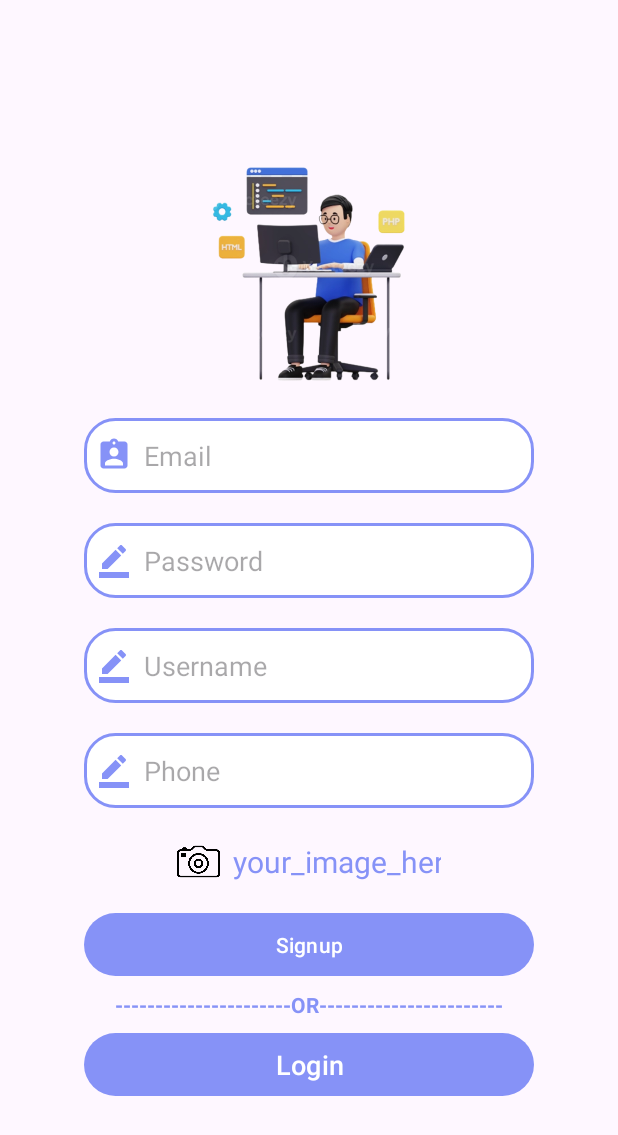
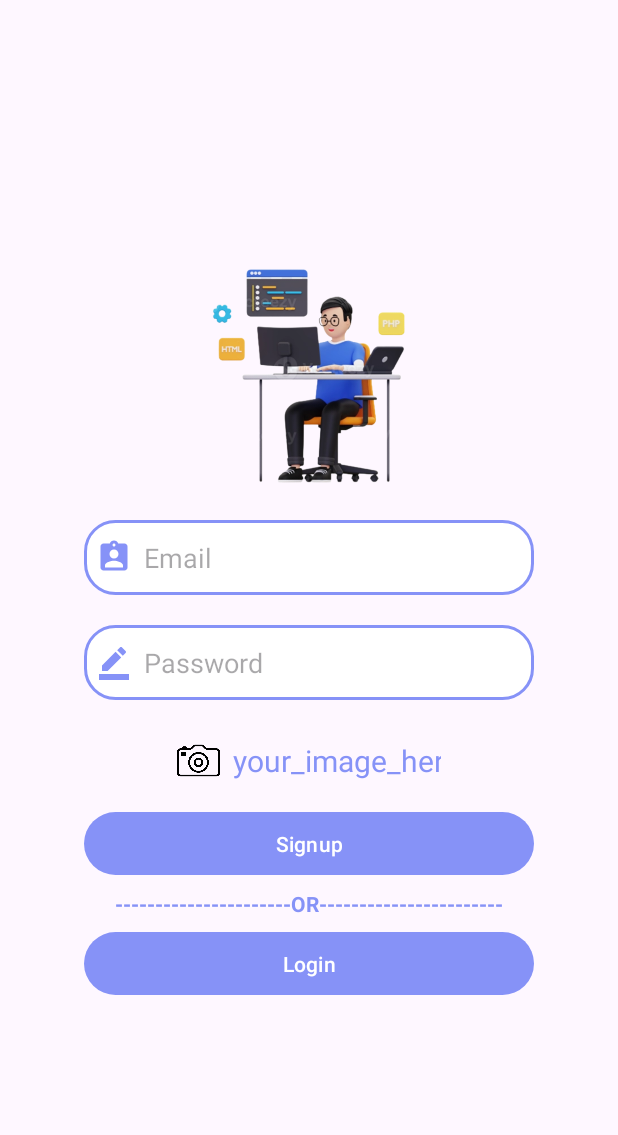
Before and after one commit to TayyabNadeem1/Travel-Buddy-Android-App-, an Android app: the SignupActivity screen opened directly, with no data from a screen before it, after a tap on "Signup", on a phone screen of 412 x 824 dp. Shown: the top 1135 px of the screen. Run offline under Robolectric (Android 15) with nearby library versions, the phone set to English and light mode, and no system bars; our stand-ins replace Firebase (no records; nobody signed in at launch, a user with empty details on screens opened directly); libraries missing offline, so code that uses them is left out: com.makeramen.roundedimageview; plain views replace RoundedImageView; 1 statement that could not run was skipped.

```diff
--- a/app/src/main/java/com/example/travel_buddy/SignupActivity.java
+++ b/app/src/main/java/com/example/travel_buddy/SignupActivity.java
@@ -8,6 +8,7 @@ import android.net.Uri;
 import android.os.Bundle;
 import android.provider.MediaStore;
 import android.util.Base64;
+import android.util.Log;
 import android.view.View;
 import android.widget.Button;
 import android.widget.EditText;
@@ -120,8 +121,8 @@ public class SignupActivity extends AppCompatActivity {
     }
 
     private void registerUser(final String email, final String password) {
-        if (email.isEmpty() || password.isEmpty()) {
-            Toast.makeText(SignupActivity.this, "Email and password cannot be empty", Toast.LENGTH_SHORT).show();
+        if (email.isEmpty() || password.isEmpty() || encodedImage.isEmpty()) {
+            Toast.makeText(SignupActivity.this, "Please fill in all fields and upload a picture", Toast.LENGTH_SHORT).show();
             return;
         }
 
@@ -137,6 +138,7 @@ public class SignupActivity extends AppCompatActivity {
                             Toast.makeText(SignupActivity.this, "Registration successful", Toast.LENGTH_SHORT).show();
                             Intent intent = new Intent(SignupActivity.this, FeedDisplay.class);
                             intent.putExtra("encodedImage", encodedImage);
+                            Log.d(encodedImage,"encodedImage");
                             startActivity(intent);
                             finish();
                         } else {
--- a/app/src/main/res/layout/activity_signup.xml
+++ b/app/src/main/res/layout/activity_signup.xml
@@ -46,31 +46,32 @@
                 android:hint="Password"
                 android:drawableLeft="@drawable/ic_password"
                 android:drawablePadding="8dp"
-                android:background="@drawable/edittext_bkg"/>
+                android:background="@drawable/edittext_bkg"
+                android:layout_marginBottom="20dp"/>
 
-            <EditText
-                android:layout_width="300dp"
-                android:layout_height="50dp"
-                android:layout_gravity="center"
-                android:id="@+id/signup_username"
-                android:layout_marginTop="20dp"
-                android:padding="8dp"
-                android:hint="Username"
-                android:drawableLeft="@drawable/ic_password"
-                android:drawablePadding="8dp"
-                android:background="@drawable/edittext_bkg"/>
-            <EditText
-                android:layout_width="300dp"
-                android:layout_height="50dp"
-                android:layout_gravity="center"
-                android:id="@+id/signup_phone"
-                android:layout_marginTop="20dp"
-                android:padding="8dp"
-                android:hint="Phone"
-                android:drawableLeft="@drawable/ic_password"
-                android:drawablePadding="8dp"
-                android:layout_marginBottom="15dp"
-                android:background="@drawable/edittext_bkg"/>
+<!--            <EditText-->
+<!--                android:layout_width="300dp"-->
+<!--                android:layout_height="50dp"-->
+<!--                android:layout_gravity="center"-->
+<!--                android:id="@+id/signup_username"-->
+<!--                android:layout_marginTop="20dp"-->
+<!--                android:padding="8dp"-->
+<!--                android:hint="Username"-->
+<!--                android:drawableLeft="@drawable/ic_password"-->
+<!--                android:drawablePadding="8dp"-->
+<!--                android:background="@drawable/edittext_bkg"/>-->
+<!--            <EditText-->
+<!--                android:layout_width="300dp"-->
+<!--                android:layout_height="50dp"-->
+<!--                android:layout_gravity="center"-->
+<!--                android:id="@+id/signup_phone"-->
+<!--                android:layout_marginTop="20dp"-->
+<!--                android:padding="8dp"-->
+<!--                android:hint="Phone"-->
+<!--                android:drawableLeft="@drawable/ic_password"-->
+<!--                android:drawablePadding="8dp"-->
+<!--                android:layout_marginBottom="15dp"-->
+<!--                android:background="@drawable/edittext_bkg"/>-->
 
             <FrameLayout
                 android:id="@+id/layoutImage"
@@ -123,7 +124,7 @@
                 android:layout_gravity="center"
                 android:layout_marginTop="5dp"
                 android:id="@+id/btnLogin"
-                android:textSize="18sp"
+                android:textSize="14sp"
                 android:text="Login"
                 app:cornerRadius="30dp"/>
 
```
Also changed, not shown: app/src/main/java/com/example/travel_buddy/AddPost.java (+10 -4 lines), app/src/main/java/com/example/travel_buddy/FeedAdapter.java (+4 -4 lines), app/src/main/java/com/example/travel_buddy/FeedDisplay.java (+0 -17 lines), app/src/main/res/drawable/top_shadow.xml (+15 -6 lines), app/src/main/res/layout/activity_feed_display.xml (+6 -5 lines).
